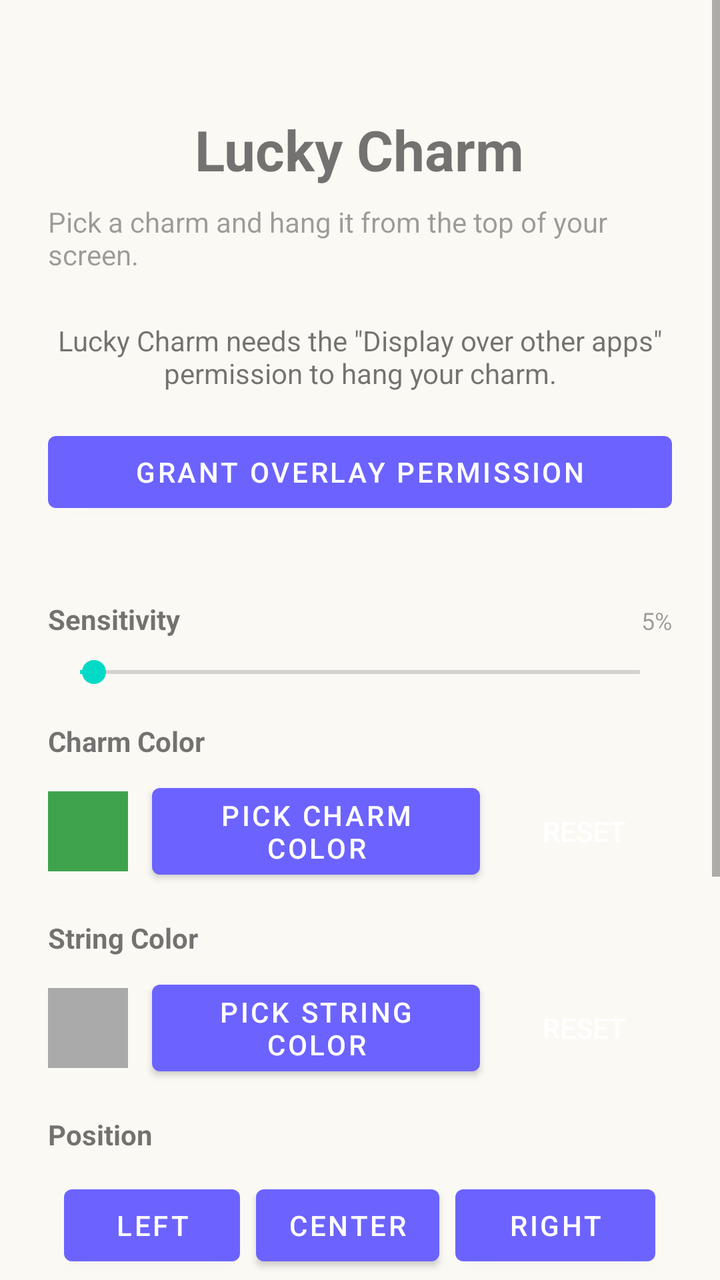
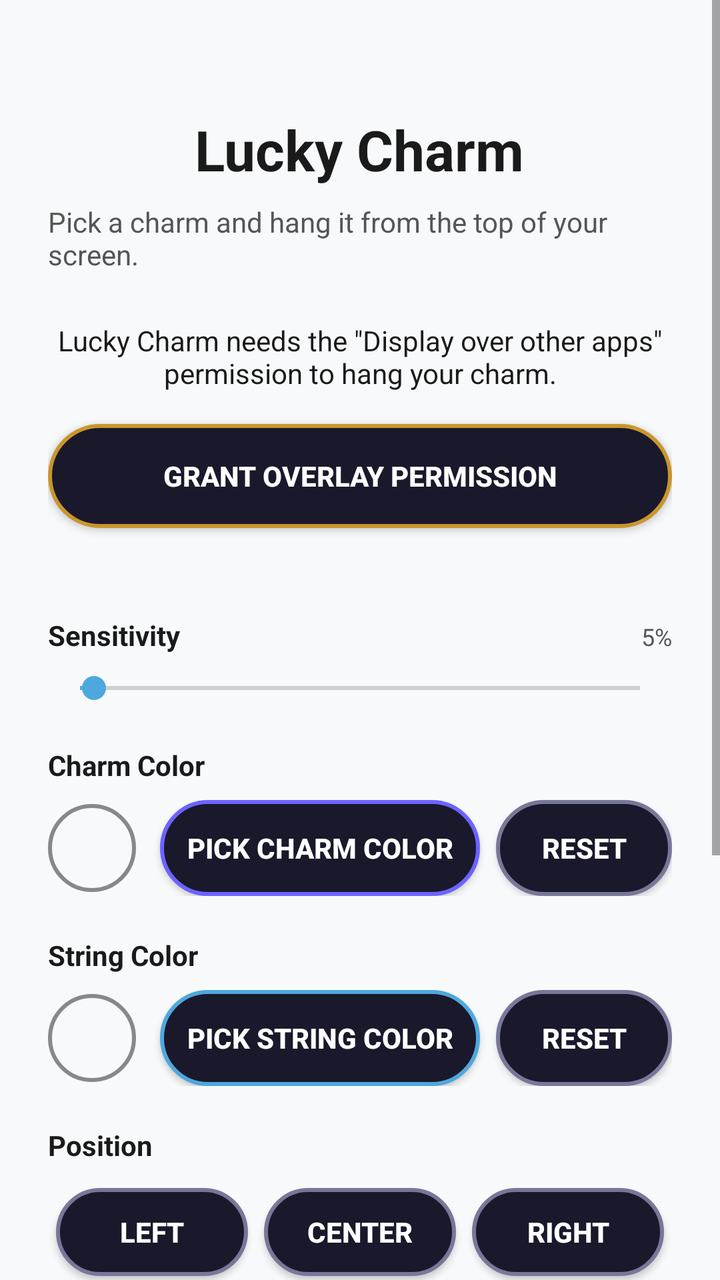

Screens rendered from an Android XML layout before and after an edit, with the pre-edit source and the edit as a unified diff.
<!-- AndroidManifest.xml: activity theme Theme.LuckyCharm -->
<!-- res/layout/activity_main.xml -->
<?xml version="1.0" encoding="utf-8"?>
<ScrollView xmlns:android="http://schemas.android.com/apk/res/android"
    xmlns:tools="http://schemas.android.com/tools"
    android:layout_width="match_parent"
    android:layout_height="match_parent"
    android:fillViewport="true">

    <LinearLayout
        android:layout_width="match_parent"
        android:layout_height="wrap_content"
        android:orientation="vertical"
        android:padding="24dp"
        android:gravity="center_horizontal">

    <TextView
        android:id="@+id/titleText"
        android:layout_width="wrap_content"
        android:layout_height="wrap_content"
        android:layout_marginTop="32dp"
        android:text="@string/app_name"
        android:textSize="28sp"
        android:textStyle="bold" />

    <TextView
        android:layout_width="wrap_content"
        android:layout_height="wrap_content"
        android:layout_marginTop="8dp"
        android:layout_marginBottom="24dp"
        android:text="@string/subtitle"
        android:textSize="14sp"
        android:alpha="0.7" />

    <TextView
        android:id="@+id/statusText"
        android:layout_width="match_parent"
        android:layout_height="wrap_content"
        android:layout_marginBottom="16dp"
        android:text="@string/status_permission_needed"
        android:textAlignment="center" />

    <Button
        android:id="@+id/grantPermissionButton"
        android:layout_width="match_parent"
        android:layout_height="wrap_content"
        android:text="@string/grant_permission" />

    <GridLayout
        android:id="@+id/charmGrid"
        android:layout_width="match_parent"
        android:layout_height="wrap_content"
        android:layout_marginTop="24dp"
        android:columnCount="3"
        android:rowCount="2" />

    <LinearLayout
        android:layout_width="match_parent"
        android:layout_height="wrap_content"
        android:layout_marginTop="16dp"
        android:orientation="horizontal"
        android:gravity="bottom">
        <TextView
            android:layout_width="wrap_content"
            android:layout_height="wrap_content"
            android:text="Sensitivity"
            android:textStyle="bold" />
        <View
            android:layout_width="0dp"
            android:layout_height="0dp"
            android:layout_weight="1" />
        <TextView
            android:id="@+id/sensitivityValueText"
            android:layout_width="wrap_content"
            android:layout_height="wrap_content"
            android:text="5%"
            android:textSize="12sp"
            android:alpha="0.7" />
    </LinearLayout>

    <SeekBar
        android:id="@+id/gyroSensitivityBar"
        android:layout_width="match_parent"
        android:layout_height="wrap_content"
        android:layout_marginTop="8dp"
        android:max="200"
        android:progress="5" />

    
    <TextView
        android:layout_width="match_parent"
        android:layout_height="wrap_content"
        android:layout_marginTop="16dp"
        android:text="Charm Color"
        android:textStyle="bold" />

    <LinearLayout
        android:layout_width="match_parent"
        android:layout_height="wrap_content"
        android:layout_marginTop="8dp"
        android:orientation="horizontal"
        android:gravity="center_vertical">

        <View
            android:id="@+id/charmColorPreview"
            android:layout_width="40dp"
            android:layout_height="40dp"
            android:layout_marginEnd="12dp"
            android:background="#3FA34D" />

        <Button
            android:id="@+id/btnPickCharmColor"
            android:layout_width="0dp"
            android:layout_height="wrap_content"
            android:layout_weight="1"
            android:text="Pick Charm Color" />

        <Button
            android:id="@+id/btnResetCharmColor"
            android:layout_width="wrap_content"
            android:layout_height="wrap_content"
            android:layout_marginStart="8dp"
            android:text="Reset"
            style="?android:attr/borderlessButtonStyle" />

    </LinearLayout>

    
    <TextView
        android:layout_width="match_parent"
        android:layout_height="wrap_content"
        android:layout_marginTop="16dp"
        android:text="String Color"
        android:textStyle="bold" />

    <LinearLayout
        android:layout_width="match_parent"
        android:layout_height="wrap_content"
        android:layout_marginTop="8dp"
        android:orientation="horizontal"
        android:gravity="center_vertical">

        <View
            android:id="@+id/stringColorPreview"
            android:layout_width="40dp"
            android:layout_height="40dp"
            android:layout_marginEnd="12dp"
            android:background="#AAAAAA" />

        <Button
            android:id="@+id/btnPickStringColor"
            android:layout_width="0dp"
            android:layout_height="wrap_content"
            android:layout_weight="1"
            android:text="Pick String Color" />

        <Button
            android:id="@+id/btnResetStringColor"
            android:layout_width="wrap_content"
            android:layout_height="wrap_content"
            android:layout_marginStart="8dp"
            android:text="Reset"
            style="?android:attr/borderlessButtonStyle" />

    </LinearLayout>

    <TextView
        android:layout_width="match_parent"
        android:layout_height="wrap_content"
        android:layout_marginTop="16dp"
        android:text="Position"
        android:textStyle="bold" />

    <LinearLayout
        android:layout_width="match_parent"
        android:layout_height="wrap_content"
        android:layout_marginTop="8dp"
        android:orientation="horizontal"
        android:gravity="center_horizontal">

        <Button android:id="@+id/posLeft" android:layout_width="wrap_content" android:layout_height="wrap_content" android:layout_margin="4dp" android:text="Left"/>
        <Button android:id="@+id/posCenter" android:layout_width="wrap_content" android:layout_height="wrap_content" android:layout_margin="4dp" android:text="Center"/>

        <Button
            android:id="@+id/posRight"
            android:layout_width="100dp"
            android:layout_height="wrap_content"
            android:layout_margin="4dp"
            android:text="Right" />
    </LinearLayout>

    <Button
        android:id="@+id/hangButton"
        android:layout_width="match_parent"
        android:layout_height="wrap_content"
        android:layout_marginTop="24dp"
        android:text="@string/hang_charm"
        android:enabled="false" />

    <Button
        android:id="@+id/hideButton"
        android:layout_width="match_parent"
        android:layout_height="wrap_content"
        android:layout_marginTop="8dp"
        android:text="@string/hide_charm" />

    <Button
        android:id="@+id/btnCheckUpdates"
        android:layout_width="match_parent"
        android:layout_height="wrap_content"
        android:layout_marginTop="8dp"
        android:text="Check for Updates"
        style="?android:attr/borderlessButtonStyle"
        android:textColor="#4EA8DE" />

    <Space
        android:layout_width="match_parent"
        android:layout_height="0dp"
        android:layout_weight="1" />

    <TextView
        android:layout_width="match_parent"
        android:layout_height="wrap_content"
        android:layout_marginTop="32dp"
        android:layout_marginBottom="32dp"
        android:gravity="center"
        android:text="Developed by Baskar S"
        android:textSize="16sp"
        android:textStyle="bold|italic"
        android:textColor="#888888" />

    </LinearLayout>
</ScrollView>
<!-- resources referenced by this layout -->
<resources>
  <style name="Theme.LuckyCharm" parent="Theme.MaterialComponents.DayNight.NoActionBar">
          <item name="colorPrimary">@color/purple_500</item>
          <item name="android:windowBackground">@color/background_light</item>
      </style>
  <color name="background_light">#FBF9F4</color>
  <!-- unchanged entries left out for length: 7 -->
</resources>

<!-- the commit's change to res/layout/activity_main.xml (unified diff, before → after) -->
@@ -19,7 +19,8 @@
         android:layout_marginTop="32dp"
         android:text="@string/app_name"
         android:textSize="28sp"
-        android:textStyle="bold" />
+        android:textStyle="bold"
+        android:textColor="?android:attr/textColorPrimary" />
 
     <TextView
         android:layout_width="wrap_content"
@@ -28,7 +29,7 @@
         android:layout_marginBottom="24dp"
         android:text="@string/subtitle"
         android:textSize="14sp"
-        android:alpha="0.7" />
+        android:textColor="?android:attr/textColorSecondary" />
 
     <TextView
         android:id="@+id/statusText"
@@ -36,13 +37,17 @@
         android:layout_height="wrap_content"
         android:layout_marginBottom="16dp"
         android:text="@string/status_permission_needed"
-        android:textAlignment="center" />
-
-    <Button
+        android:textAlignment="center"
+        android:textColor="?android:attr/textColorPrimary" />
+
+    <androidx.appcompat.widget.AppCompatButton
         android:id="@+id/grantPermissionButton"
         android:layout_width="match_parent"
-        android:layout_height="wrap_content"
-        android:text="@string/grant_permission" />
+        android:layout_height="52dp"
+        android:text="@string/grant_permission"
+        android:textColor="#FFFFFF"
+        android:textStyle="bold"
+        android:background="@drawable/bg_neon_gold" />
 
     <GridLayout
         android:id="@+id/charmGrid"
@@ -55,14 +60,15 @@
     <LinearLayout
         android:layout_width="match_parent"
         android:layout_height="wrap_content"
-        android:layout_marginTop="16dp"
+        android:layout_marginTop="20dp"
         android:orientation="horizontal"
         android:gravity="bottom">
         <TextView
             android:layout_width="wrap_content"
             android:layout_height="wrap_content"
             android:text="Sensitivity"
-            android:textStyle="bold" />
+            android:textStyle="bold"
+            android:textColor="?android:attr/textColorPrimary" />
         <View
             android:layout_width="0dp"
             android:layout_height="0dp"
@@ -73,7 +79,7 @@
             android:layout_height="wrap_content"
             android:text="5%"
             android:textSize="12sp"
-            android:alpha="0.7" />
+            android:textColor="?android:attr/textColorSecondary" />
     </LinearLayout>
 
     <SeekBar
@@ -88,9 +94,10 @@
     <TextView
         android:layout_width="match_parent"
         android:layout_height="wrap_content"
-        android:layout_marginTop="16dp"
+        android:layout_marginTop="20dp"
         android:text="Charm Color"
-        android:textStyle="bold" />
+        android:textStyle="bold"
+        android:textColor="?android:attr/textColorPrimary" />
 
     <LinearLayout
         android:layout_width="match_parent"
@@ -101,25 +108,31 @@
 
         <View
             android:id="@+id/charmColorPreview"
-            android:layout_width="40dp"
-            android:layout_height="40dp"
+            android:layout_width="44dp"
+            android:layout_height="44dp"
             android:layout_marginEnd="12dp"
-            android:background="#3FA34D" />
-
-        <Button
+            android:background="@drawable/bg_circle_preview" />
+
+        <androidx.appcompat.widget.AppCompatButton
             android:id="@+id/btnPickCharmColor"
             android:layout_width="0dp"
-            android:layout_height="wrap_content"
-            android:layout_weight="1"
-            android:text="Pick Charm Color" />
-
-        <Button
+            android:layout_height="48dp"
+            android:layout_weight="1"
+            android:text="Pick Charm Color"
+            android:textColor="#FFFFFF"
+            android:textStyle="bold"
+            android:background="@drawable/bg_neon_purple" />
+
+        <androidx.appcompat.widget.AppCompatButton
             android:id="@+id/btnResetCharmColor"
             android:layout_width="wrap_content"
-            android:layout_height="wrap_content"
+            android:layout_height="48dp"
             android:layout_marginStart="8dp"
+            android:paddingHorizontal="16dp"
             android:text="Reset"
-            style="?android:attr/borderlessButtonStyle" />
+            android:textColor="#FFFFFF"
+            android:textStyle="bold"
+            android:background="@drawable/bg_neon_subtle" />
 
     </LinearLayout>
 
@@ -127,9 +140,10 @@
     <TextView
         android:layout_width="match_parent"
         android:layout_height="wrap_content"
-        android:layout_marginTop="16dp"
+        android:layout_marginTop="20dp"
         android:text="String Color"
-        android:textStyle="bold" />
+        android:textStyle="bold"
+        android:textColor="?android:attr/textColorPrimary" />
 
     <LinearLayout
         android:layout_width="match_parent"
@@ -140,34 +154,41 @@
 
         <View
             android:id="@+id/stringColorPreview"
-            android:layout_width="40dp"
-            android:layout_height="40dp"
+            android:layout_width="44dp"
+            android:layout_height="44dp"
             android:layout_marginEnd="12dp"
-            android:background="#AAAAAA" />
-
-        <Button
+            android:background="@drawable/bg_circle_preview" />
+
+        <androidx.appcompat.widget.AppCompatButton
             android:id="@+id/btnPickStringColor"
             android:layout_width="0dp"
-            android:layout_height="wrap_content"
-            android:layout_weight="1"
-            android:text="Pick String Color" />
-
-        <Button
+            android:layout_height="48dp"
+            android:layout_weight="1"
+            android:text="Pick String Color"
+            android:textColor="#FFFFFF"
+            android:textStyle="bold"
+            android:background="@drawable/bg_neon_cyan" />
+
+        <androidx.appcompat.widget.AppCompatButton
             android:id="@+id/btnResetStringColor"
             android:layout_width="wrap_content"
-            android:layout_height="wrap_content"
+            android:layout_height="48dp"
             android:layout_marginStart="8dp"
+            android:paddingHorizontal="16dp"
             android:text="Reset"
-            style="?android:attr/borderlessButtonStyle" />
-
-    </LinearLayout>
-
-    <TextView
-        android:layout_width="match_parent"
-        android:layout_height="wrap_content"
-        android:layout_marginTop="16dp"
+            android:textColor="#FFFFFF"
+            android:textStyle="bold"
+            android:background="@drawable/bg_neon_subtle" />
+
+    </LinearLayout>
+
+    <TextView
+        android:layout_width="match_parent"
+        android:layout_height="wrap_content"
+        android:layout_marginTop="20dp"
         android:text="Position"
-        android:textStyle="bold" />
+        android:textStyle="bold"
+        android:textColor="?android:attr/textColorPrimary" />
 
     <LinearLayout
         android:layout_width="match_parent"
@@ -176,40 +197,72 @@
         android:orientation="horizontal"
         android:gravity="center_horizontal">
 
-        <Button android:id="@+id/posLeft" android:layout_width="wrap_content" android:layout_height="wrap_content" android:layout_margin="4dp" android:text="Left"/>
-        <Button android:id="@+id/posCenter" android:layout_width="wrap_content" android:layout_height="wrap_content" android:layout_margin="4dp" android:text="Center"/>
-
-        <Button
+        <androidx.appcompat.widget.AppCompatButton
+            android:id="@+id/posLeft"
+            android:layout_width="0dp"
+            android:layout_height="44dp"
+            android:layout_weight="1"
+            android:layout_margin="4dp"
+            android:text="Left"
+            android:textColor="#FFFFFF"
+            android:textStyle="bold"
+            android:background="@drawable/bg_neon_subtle" />
+
+        <androidx.appcompat.widget.AppCompatButton
+            android:id="@+id/posCenter"
+            android:layout_width="0dp"
+            android:layout_height="44dp"
+            android:layout_weight="1"
+            android:layout_margin="4dp"
+            android:text="Center"
+            android:textColor="#FFFFFF"
+            android:textStyle="bold"
+            android:background="@drawable/bg_neon_subtle" />
+
+        <androidx.appcompat.widget.AppCompatButton
             android:id="@+id/posRight"
-            android:layout_width="100dp"
-            android:layout_height="wrap_content"
+            android:layout_width="0dp"
+            android:layout_height="44dp"
+            android:layout_weight="1"
             android:layout_margin="4dp"
-            android:text="Right" />
-    </LinearLayout>
-
-    <Button
+            android:text="Right"
+            android:textColor="#FFFFFF"
+            android:textStyle="bold"
+            android:background="@drawable/bg_neon_subtle" />
+
+    </LinearLayout>
+
+    <androidx.appcompat.widget.AppCompatButton
         android:id="@+id/hangButton"
         android:layout_width="match_parent"
-        android:layout_height="wrap_content"
-        android:layout_marginTop="24dp"
+        android:layout_height="54dp"
+        android:layout_marginTop="28dp"
         android:text="@string/hang_charm"
+        android:textColor="#FFFFFF"
+        android:textStyle="bold"
+        android:textSize="16sp"
+        android:background="@drawable/bg_neon_green"
         android:enabled="false" />
 
-    <Button
+    <androidx.appcompat.widget.AppCompatButton
         android:id="@+id/hideButton"
         android:layout_width="match_parent"
-        android:layout_height="wrap_content"
-        android:layout_marginTop="8dp"
-        android:text="@string/hide_charm" />
-
-    <Button
+        android:layout_height="50dp"
+        android:layout_marginTop="12dp"
+        android:text="@string/hide_charm"
+        android:textColor="#FFFFFF"
+        android:textStyle="bold"
+        android:background="@drawable/bg_neon_red" />
+
+    <androidx.appcompat.widget.AppCompatButton
         android:id="@+id/btnCheckUpdates"
         android:layout_width="match_parent"
-        android:layout_height="wrap_content"
-        android:layout_marginTop="8dp"
+        android:layout_height="50dp"
+        android:layout_marginTop="12dp"
         android:text="Check for Updates"
-        style="?android:attr/borderlessButtonStyle"
-        android:textColor="#4EA8DE" />
+        android:textColor="#FFFFFF"
+        android:textStyle="bold"
+        android:background="@drawable/bg_neon_cyan" />
 
     <Space
         android:layout_width="match_parent"
@@ -225,7 +278,7 @@
         android:text="Developed by Baskar S"
         android:textSize="16sp"
         android:textStyle="bold|italic"
-        android:textColor="#888888" />
+        android:textColor="?android:attr/textColorSecondary" />
 
     </LinearLayout>
 </ScrollView>
<!-- resource entries referenced after the edit -->
@@ -1,10 +1,111 @@
 <!-- resources referenced by this layout -->
 <resources>
+  <!-- drawable bg_circle_preview (drawable) -->
+  <?xml version="1.0" encoding="utf-8"?>
+  <shape xmlns:android="http://schemas.android.com/apk/res/android"
+      android:shape="oval">
+      <stroke android:width="2dp" android:color="#888888" />
+  </shape>
+  <!-- drawable bg_neon_cyan (drawable) -->
+  <?xml version="1.0" encoding="utf-8"?>
+  <ripple xmlns:android="http://schemas.android.com/apk/res/android"
+      android:color="#404EA8DE">
+      <item>
+          <shape android:shape="rectangle">
+              <corners android:radius="100dp" />
+              <solid android:color="#1A182B" />
+              <stroke
+                  android:width="2dp"
+                  android:color="#4EA8DE" />
+          </shape>
+      </item>
+  </ripple>
+  <!-- drawable bg_neon_gold (drawable) -->
+  <?xml version="1.0" encoding="utf-8"?>
+  <ripple xmlns:android="http://schemas.android.com/apk/res/android"
+      android:color="#40C9962C">
+      <item>
+          <shape android:shape="rectangle">
+              <corners android:radius="100dp" />
+              <solid android:color="#1A182B" />
+              <stroke
+                  android:width="2dp"
+                  android:color="#C9962C" />
+          </shape>
+      </item>
+  </ripple>
+  <!-- drawable bg_neon_green (drawable) -->
+  <?xml version="1.0" encoding="utf-8"?>
+  <ripple xmlns:android="http://schemas.android.com/apk/res/android"
+      android:color="#403FA34D">
+      <item>
+          <shape android:shape="rectangle">
+              <corners android:radius="100dp" />
+              <solid android:color="#1A182B" />
+              <stroke
+                  android:width="2dp"
+                  android:color="#3FA34D" />
+          </shape>
+      </item>
+  </ripple>
+  <!-- drawable bg_neon_purple (drawable) -->
+  <?xml version="1.0" encoding="utf-8"?>
+  <ripple xmlns:android="http://schemas.android.com/apk/res/android"
+      android:color="#406C63FF">
+      <item>
+          <shape android:shape="rectangle">
+              <corners android:radius="100dp" />
+              <solid android:color="#1A182B" />
+              <stroke
+                  android:width="2dp"
+                  android:color="#6C63FF" />
+          </shape>
+      </item>
+  </ripple>
+  <!-- drawable bg_neon_red (drawable) -->
+  <?xml version="1.0" encoding="utf-8"?>
+  <ripple xmlns:android="http://schemas.android.com/apk/res/android"
+      android:color="#40E63946">
+      <item>
+          <shape android:shape="rectangle">
+              <corners android:radius="100dp" />
+              <solid android:color="#1A182B" />
+              <stroke
+                  android:width="2dp"
+                  android:color="#E63946" />
+          </shape>
+      </item>
+  </ripple>
+  <!-- drawable bg_neon_subtle (drawable) -->
+  <?xml version="1.0" encoding="utf-8"?>
+  <ripple xmlns:android="http://schemas.android.com/apk/res/android"
+      android:color="#30FFFFFF">
+      <item>
+          <shape android:shape="rectangle">
+              <corners android:radius="100dp" />
+              <solid android:color="#1A182B" />
+              <stroke
+                  android:width="2dp"
+                  android:color="#777799" />
+          </shape>
+      </item>
+  </ripple>
   <style name="Theme.LuckyCharm" parent="Theme.MaterialComponents.DayNight.NoActionBar">
           <item name="colorPrimary">@color/purple_500</item>
-          <item name="android:windowBackground">@color/background_light</item>
+          <item name="colorSecondary">@color/cyan_500</item>
+          <item name="android:windowBackground">@color/bg_light</item>
+          <item name="android:textColorPrimary">@color/text_primary_light</item>
+          <item name="android:textColorSecondary">@color/text_secondary_light</item>
+          <item name="dialogTheme">@style/Theme.LuckyCharm.Dialog</item>
       </style>
-  <color name="background_light">#FBF9F4</color>
+  <color name="cyan_500">#4EA8DE</color>
+  <color name="bg_light">#F8F9FA</color>
+  <color name="text_primary_light">#1A1A1A</color>
+  <color name="text_secondary_light">#555555</color>
+  <style name="Theme.LuckyCharm.Dialog" parent="ThemeOverlay.MaterialComponents.Dialog.Alert">
+          <item name="android:windowBackground">@color/bg_light</item>
+          <item name="android:textColorPrimary">@color/text_primary_light</item>
+      </style>
   <!-- unchanged entries left out for length: 7 -->
 </resources>
 
